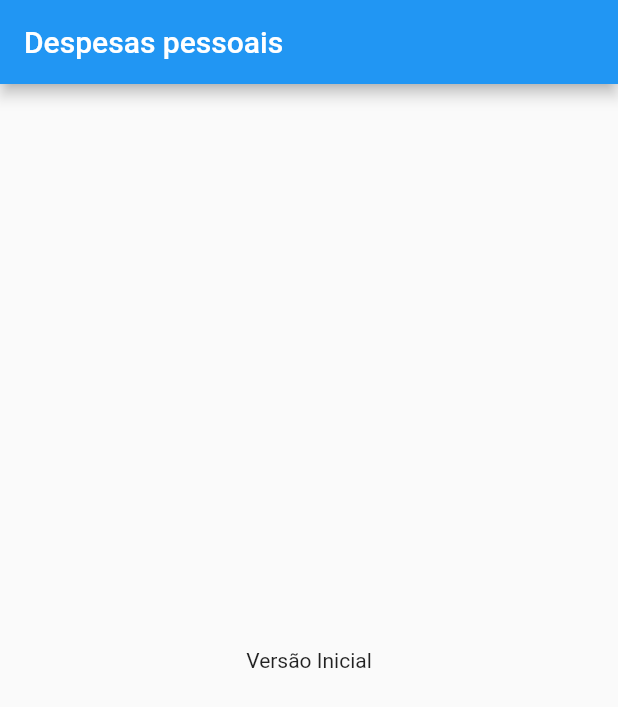
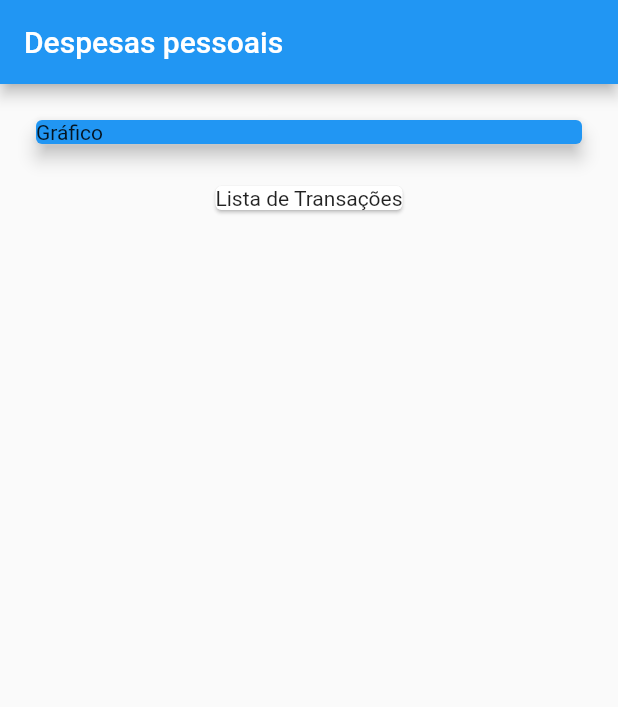
Before and after one commit to jamario-nascimento/expenses-flutter, a Flutter app: the screen it shows after launch, on a phone screen of 412 x 824 dp. Shown: the top 707 px of the screen. Run offline on Flutter 3.47's test engine with Material 2 defaults, Android fonts, the phone set to English and light mode, and no system bars.

Commit message:
organizando containers

```diff
--- a/lib/main.dart
+++ b/lib/main.dart
@@ -16,8 +16,21 @@ class MyHomePage extends StatelessWidget {
       appBar: AppBar(
         title: Text('Despesas pessoais'),
       ),
-      body: Center(
-        child: Text('Versão Inicial'),
+      body: Column(
+        children: <Widget>[
+          Container(
+            width: double.infinity,
+            padding: EdgeInsets.all(20),
+            child: Card(
+              color: Colors.blue,
+              child: Text('Gráfico'),
+              elevation: 5,
+            ),
+          ),
+          Card(
+            child: Text('Lista de Transações'),
+          ),
+        ],
       ),
     );
   }
```
